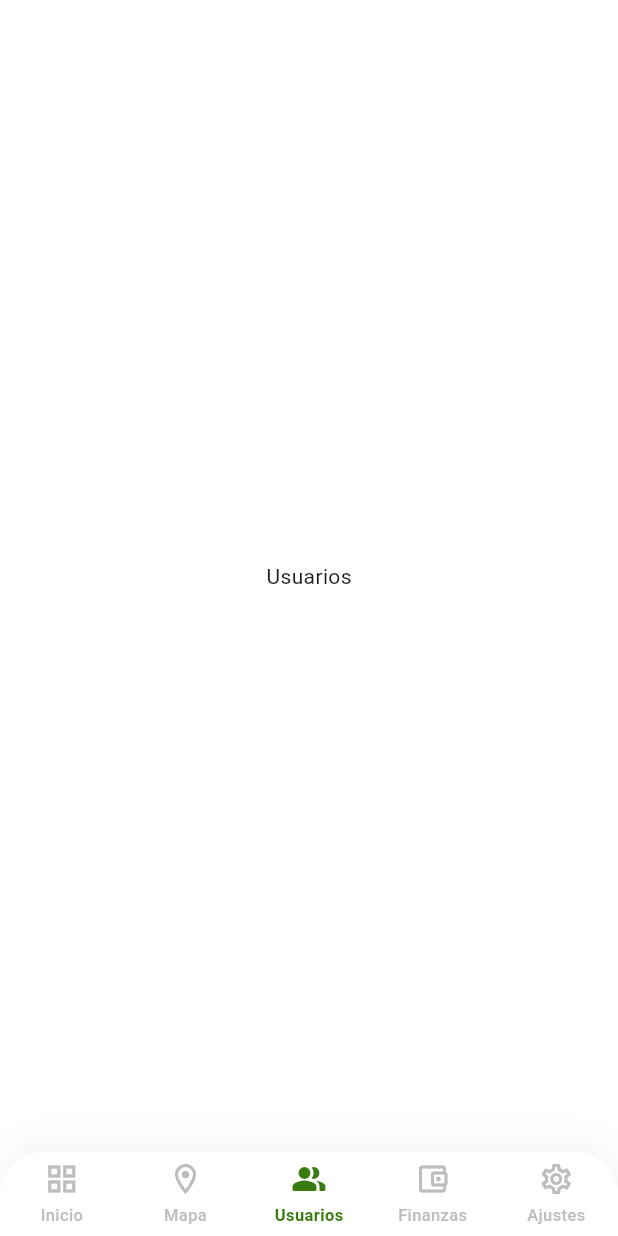
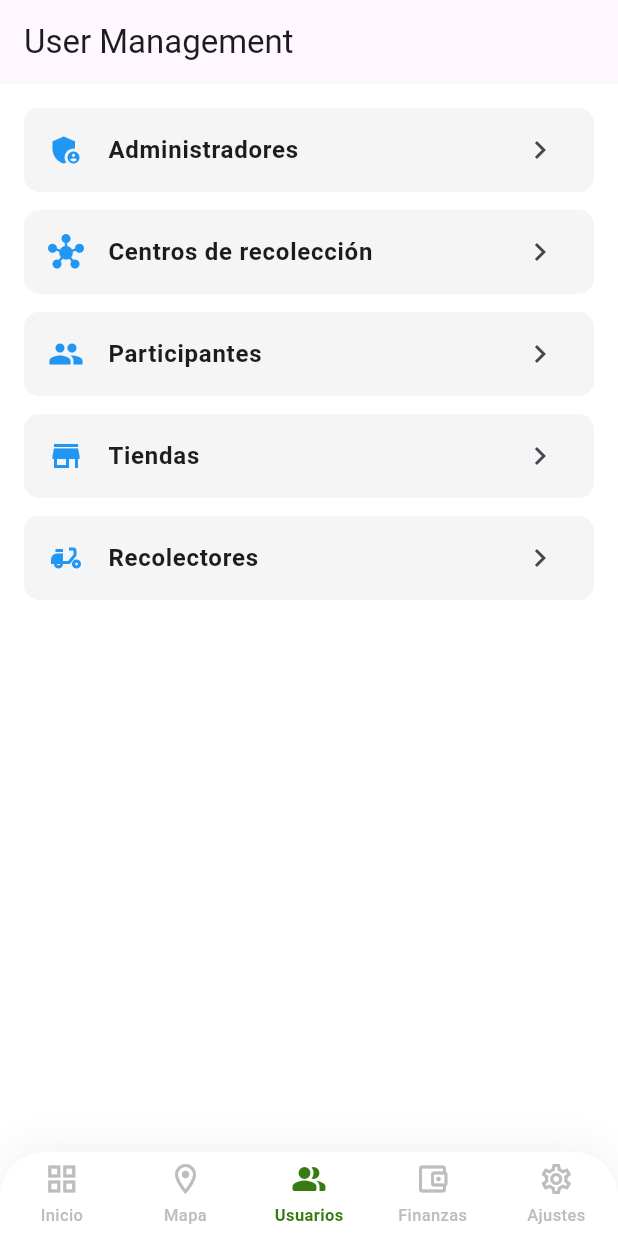
Before and after one commit to Adotal/diakron-admin, a Flutter app: the MainScreen screen opened directly with empty values, item 3 of the bottom bar chosen, on a phone screen of 412 x 824 dp. Run offline on Flutter 3.47's test engine with Material 3 defaults, Android fonts, the phone set to English and light mode, and no system bars; our stand-ins replace flutter_dotenv, freezed_annotation, go_router, logger, supabase_flutter; missing offline and left inert: mapbox_maps_flutter; accounts and stored records are empty; network calls fail; Roboto replaces fonts that are missing (Arial).

Commit message:
Refactored router so it can acces to users CRUD
	-	Changed home root from / to /home
	-	Added menu for 5 type of users
	-	Refactored shell main_screen to handle better top level routes and subroutes

```diff
--- a/lib/routing/router.dart
+++ b/lib/routing/router.dart
@@ -20,12 +20,13 @@ import 'package:diakron_admin/ui/home/widgets/home_screen.dart';
 import 'package:diakron_admin/ui/main/widgets/main_screen.dart';
 import 'package:diakron_admin/ui/map/view_models/map_viewmodel.dart';
 import 'package:diakron_admin/ui/map/widgets/map_screen.dart';
+import 'package:diakron_admin/ui/users_menu/widgets/users_menu_screen.dart';
 import 'package:flutter/material.dart';
 import 'package:go_router/go_router.dart';
 import 'package:provider/provider.dart';
 
 GoRouter router(AuthRepository authRepository) => GoRouter(
-  initialLocation: Routes.collectionCenters,
+  initialLocation: Routes.home,
   debugLogDiagnostics: true, // TESTING
   refreshListenable: authRepository,
   redirect: _redirect,
@@ -49,19 +50,78 @@ GoRouter router(AuthRepository authRepository) => GoRouter(
 
         GoRoute(
           path: Routes.map,
-          builder: (context, state){
+          builder: (context, state) {
             return MapScreen(
-              viewModel: MapViewModel(
-                repository: MapRepositoryImpl(),
-              ),
+              viewModel: MapViewModel(repository: MapRepositoryImpl()),
             );
           },
         ),
 
         GoRoute(
           path: Routes.users,
-          builder: (_, _) =>
-              const Scaffold(body: Center(child: Text("Usuarios"))),
+          builder: (context, state) => const UsersMenuScreen(),
+          routes: [
+            GoRoute(
+              path: Routes.admins, // Full path: /users/admin
+              builder: (context, state) {
+                return const Scaffold(body: Center(child: Text("Admins")));
+              },
+              // builder: (context, state) => const AdminUserScreen(),
+            ),
+
+            GoRoute(
+              path: Routes.collectionCenters,
+              builder: (context, state) {
+                final viewModel = CollectionCentersViewmodel(
+                  ccenterRepository: context.read<CollectionCenterRepository>(),
+                );
+                return CollectionCentersScreen(viewModel: viewModel);
+              },
+              // Details screen
+              routes: [
+                GoRoute(
+                  path: ':id', // This matches the ${center.id} in your push
+                  builder: (context, state) {
+                    // Extract the ID from the URL path
+                    final String idString = state.pathParameters['id']!;
+                    final String centerId = idString;
+                    final CollectionCenterDetailsViewModel viewModel =
+                        CollectionCenterDetailsViewModel(
+                          repository: context
+                              .read<CollectionCenterRepository>(),
+                          centerId: centerId,
+                        );
+
+                    return CollectionCenterDetailsScreen(viewModel: viewModel);
+                  },
+                ),
+              ],
+            ),
+
+            GoRoute(
+              path: Routes.participants, // Full path: /users/customer
+              builder: (context, state) {
+                return const Scaffold(
+                  body: Center(child: Text("Participants")),
+                );
+              },
+              // builder: (context, state) => const CustomerUserScreen(),
+            ),
+            GoRoute(
+              path: Routes.stores, // Full path: /users/customer
+              builder: (context, state) {
+                return const Scaffold(body: Center(child: Text("Stores")));
+              },
+              // builder: (context, state) => const CustomerUserScreen(),
+            ),
+            GoRoute(
+              path: Routes.collectors, // Full path: /users/customer
+              builder: (context, state) {
+                return const Scaffold(body: Center(child: Text("Collectors")));
+              },
+              // builder: (context, state) => const CustomerUserScreen(),
+            ),
+          ],
         ),
 
         GoRoute(
@@ -114,34 +174,6 @@ GoRouter router(AuthRepository authRepository) => GoRouter(
         return SignupScreen(viewModel: viewModel);
       },
     ),
-
-    GoRoute(
-      path: Routes.collectionCenters,
-      builder: (context, state) {
-        final viewModel = CollectionCentersViewmodel(
-          ccenterRepository: context.read<CollectionCenterRepository>(),
-        );
-        return CollectionCentersScreen(viewModel: viewModel);
-      },
-      // Details screen
-      routes: [
-        GoRoute(
-          path: ':id', // This matches the ${center.id} in your push
-          builder: (context, state) {
-            // Extract the ID from the URL path
-            final String idString = state.pathParameters['id']!;
-            final String centerId = idString;
-            final CollectionCenterDetailsViewModel viewModel =
-                CollectionCenterDetailsViewModel(
-                  repository: context.read<CollectionCenterRepository>(),
-                  centerId: centerId,
-                );
-
-            return CollectionCenterDetailsScreen(viewModel: viewModel);
-          },
-        ),
-      ],
-    ),
   ],
 );
 
--- a/lib/routing/routes.dart
+++ b/lib/routing/routes.dart
@@ -5,13 +5,25 @@ abstract final class Routes {
   static const resetpassword = '/reset-password';
   static const signup = '/signup';
 
-  static const home = '/';
+  static const home = '/home';
   static const map = '/map';
   static const users = '/users';
   static const finance = '/finance';
   static const settings = '/settings';
 
-  // CRUD
+  // CRUD 5 type of users
   static const collectionCenters = '/collection-centers';
   static String collectionCenterById(String id) => '$collectionCenters/$id';
+
+  static const admins = '/admins';
+  static String adminsById(String id) => '$admins/$id';
+
+  static const participants = '/participants';
+  static String participantById(String id) => '$participants/$id';
+
+  static const collectors = '/collectorss';
+  static String collectorById(String id) => '$collectors/$id';
+
+  static const stores = '/stores';
+  static String storesById(String id) => '$stores/$id';
 }
--- a/lib/ui/main/widgets/main_screen.dart
+++ b/lib/ui/main/widgets/main_screen.dart
@@ -5,47 +5,38 @@ import 'package:go_router/go_router.dart';
 
 class MainScreen extends StatelessWidget {
   final Widget child;
-
   const MainScreen({super.key, required this.child});
 
-  int _getIndex(String location) {
-    if (location == Routes.home) return 0;
-    if (location == Routes.map) return 1;
-    if (location == Routes.users) return 2;
-    if (location == Routes.finance) return 3;
-    if (location == Routes.settings) return 4;
-    return 0;
+  // Top level destinations
+  static const List<String> _destinations = [
+    Routes.home,
+    Routes.map,
+    Routes.users,
+    Routes.finance,
+    Routes.settings,
+  ];
+
+  int _calculateSelectedIndex(BuildContext context) {
+    final String location = GoRouterState.of(context).uri.path;
+
+    // Find the index of the destination that matches the start of the current path
+    final index = _destinations.indexWhere((route) => location.startsWith(route));
+
+    // If not foundor in root default to 0
+    return index == -1 ? 0 : index;
   }
 
-  void _onTap(BuildContext context, int index) {
-    switch (index) {
-      case 0:
-        context.go(Routes.home);
-        break;
-      case 1:
-        context.go(Routes.map);
-        break;
-      case 2:
-        context.go(Routes.users);
-        break;
-      case 3:
-        context.go(Routes.finance);
-        break;
-      case 4:
-        context.go(Routes.settings);
-        break;
-    }
+  void _onItemTapped(int index, BuildContext context) {
+    context.go(_destinations[index]);
   }
 
   @override
   Widget build(BuildContext context) {
-    final location = GoRouterState.of(context).uri.toString();
-
     return Scaffold(
       body: child,
       bottomNavigationBar: CustomBottomBar(
-        currentIndex: _getIndex(location),
-        onTap: (index) => _onTap(context, index),
+        currentIndex: _calculateSelectedIndex(context),
+        onTap: (index) => _onItemTapped(index, context),
       ),
     );
   }
--- /dev/null
+++ b/lib/ui/users_menu/widgets/users_menu_screen.dart
@@ -0,0 +1,39 @@
+import 'package:diakron_admin/routing/routes.dart';
+import 'package:flutter/material.dart';
+import 'package:go_router/go_router.dart';
+
+class UsersMenuScreen extends StatelessWidget {
+  const UsersMenuScreen({super.key});
+
+  @override
+  Widget build(BuildContext context) {
+    // Define the menu items
+    final List<Map<String, dynamic>> menuItems = [
+      {'title': 'Administradores', 'icon': Icons.admin_panel_settings, 'route': Routes.admins},
+      {'title': 'Centros de recolección', 'icon': Icons.hub, 'route': Routes.collectionCenters},
+      {'title': 'Participantes', 'icon': Icons.people, 'route': Routes.participants},
+      {'title': 'Tiendas', 'icon': Icons.store, 'route': Routes.stores},
+      {'title': 'Recolectores', 'icon': Icons.delivery_dining, 'route': Routes.collectors},
+    ];
+
+    return Scaffold(
+      appBar: AppBar(title: const Text("User Management")),
+      body: ListView.separated(
+        padding: const EdgeInsets.all(16),
+        itemCount: menuItems.length,
+        separatorBuilder: (_, _) => const SizedBox(height: 12),
+        itemBuilder: (context, index) {
+          final item = menuItems[index];
+          return ListTile(
+            shape: RoundedRectangleBorder(borderRadius: BorderRadius.circular(10)),
+            tileColor: Colors.grey[100],
+            leading: Icon(item['icon'] as IconData, color: Colors.blue),
+            title: Text(item['title'] as String, style: const TextStyle(fontWeight: FontWeight.bold)),
+            trailing: const Icon(Icons.chevron_right),
+            onTap: () => context.go('${Routes.users}${item['route']}'),
+          );
+        },
+      ),
+    );
+  }
+}
```
